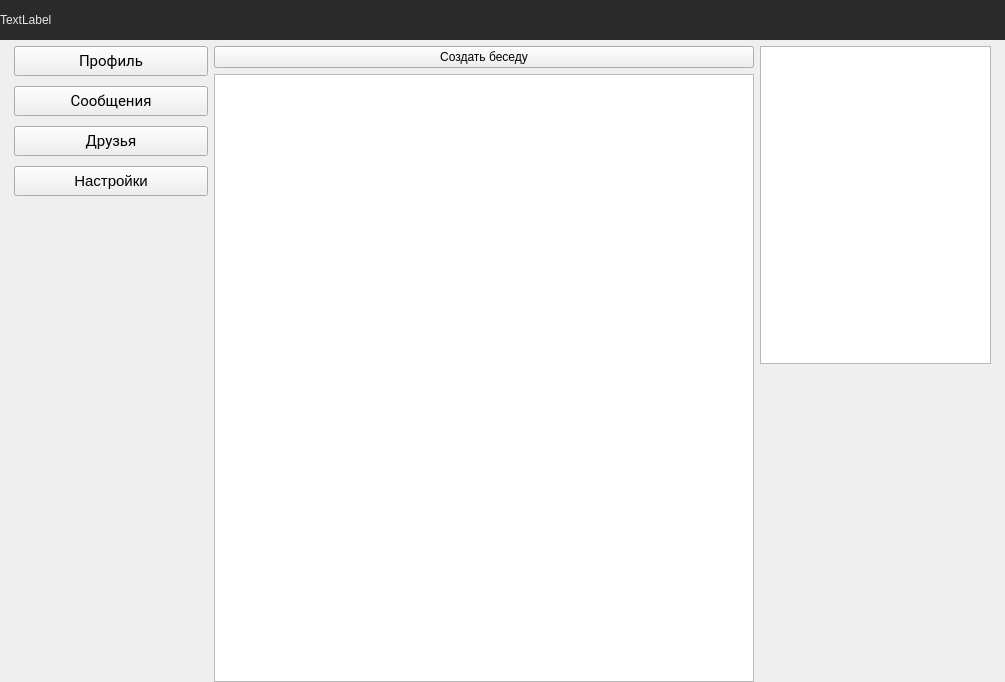
This is ui/mainwindow.ui in Korostast/chat-database-project as Qt 5 draws it before an edit. The edited form follows.
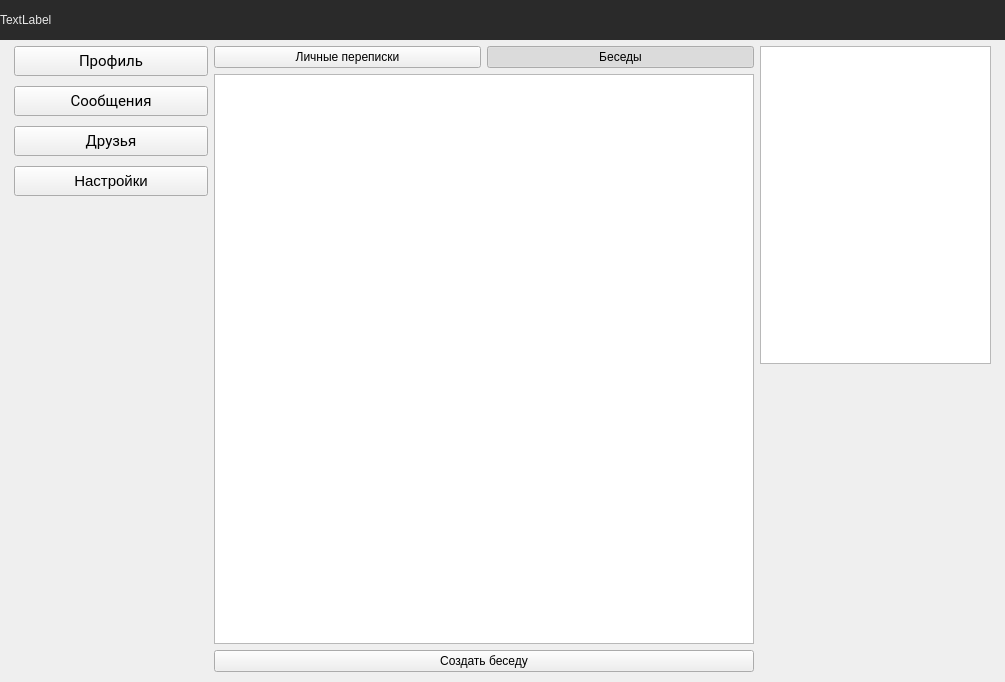
This is the edited form. The open tabs and pages were chosen to show the change. Custom widgets are drawn as their Qt base class.

Commit message: Group and personal chats separation.

```diff
--- a/ui/mainwindow.ui
+++ b/ui/mainwindow.ui
@@ -676,8 +676,8 @@
             <property name="currentIndex">
              <number>6</number>
             </property>
-            <widget class="QWidget" name="chats_page">
-             <layout class="QGridLayout" name="gridLayout_5" rowstretch="0,0" columnstretch="0">
+            <widget class="QWidget" name="personal_chats_page">
+             <layout class="QGridLayout" name="gridLayout_5" rowstretch="0,0,0,0,0" columnstretch="0">
               <property name="leftMargin">
                <number>0</number>
               </property>
@@ -690,8 +690,8 @@
               <property name="bottomMargin">
                <number>0</number>
               </property>
-              <item row="1" column="0">
-               <widget class="QListWidget" name="chat_list">
+              <item row="4" column="0">
+               <widget class="QListWidget" name="personal_chat_list">
                 <property name="horizontalScrollBarPolicy">
                  <enum>Qt::ScrollBarAlwaysOff</enum>
                 </property>
@@ -703,13 +703,96 @@
                 </property>
                </widget>
               </item>
-              <item row="0" column="0">
+              <item row="3" column="0">
+               <layout class="QHBoxLayout" name="horizontalLayout_20">
+                <item>
+                 <widget class="QPushButton" name="unused_switch_personal_chats">
+                  <property name="text">
+                   <string>Личные переписки</string>
+                  </property>
+                  <property name="checkable">
+                   <bool>true</bool>
+                  </property>
+                  <property name="checked">
+                   <bool>true</bool>
+                  </property>
+                 </widget>
+                </item>
+                <item>
+                 <widget class="QPushButton" name="switch_group_chats">
+                  <property name="text">
+                   <string>Беседы</string>
+                  </property>
+                  <property name="checkable">
+                   <bool>false</bool>
+                  </property>
+                 </widget>
+                </item>
+               </layout>
+              </item>
+             </layout>
+            </widget>
+            <widget class="QWidget" name="group_chats_page">
+             <layout class="QGridLayout" name="gridLayout">
+              <property name="leftMargin">
+               <number>0</number>
+              </property>
+              <property name="topMargin">
+               <number>0</number>
+              </property>
+              <property name="rightMargin">
+               <number>0</number>
+              </property>
+              <property name="bottomMargin">
+               <number>10</number>
+              </property>
+              <item row="4" column="0">
                <widget class="QPushButton" name="chat_creation_button">
                 <property name="text">
                  <string>Создать беседу</string>
                 </property>
                </widget>
               </item>
+              <item row="3" column="0">
+               <widget class="QListWidget" name="group_chat_list">
+                <property name="horizontalScrollBarPolicy">
+                 <enum>Qt::ScrollBarAlwaysOff</enum>
+                </property>
+                <property name="wordWrap">
+                 <bool>false</bool>
+                </property>
+                <property name="selectionRectVisible">
+                 <bool>false</bool>
+                </property>
+               </widget>
+              </item>
+              <item row="0" column="0">
+               <layout class="QHBoxLayout" name="horizontalLayout_21">
+                <item>
+                 <widget class="QPushButton" name="switch_personal_chats">
+                  <property name="text">
+                   <string>Личные переписки</string>
+                  </property>
+                  <property name="checkable">
+                   <bool>false</bool>
+                  </property>
+                 </widget>
+                </item>
+                <item>
+                 <widget class="QPushButton" name="unused_switch_group_chats">
+                  <property name="text">
+                   <string>Беседы</string>
+                  </property>
+                  <property name="checkable">
+                   <bool>true</bool>
+                  </property>
+                  <property name="checked">
+                   <bool>true</bool>
+                  </property>
+                 </widget>
+                </item>
+               </layout>
+              </item>
              </layout>
             </widget>
             <widget class="QWidget" name="messages_page">
```
Left out of the diff: 58 changed lines with no effect on the pictures. The commit also changes 10 other files.
